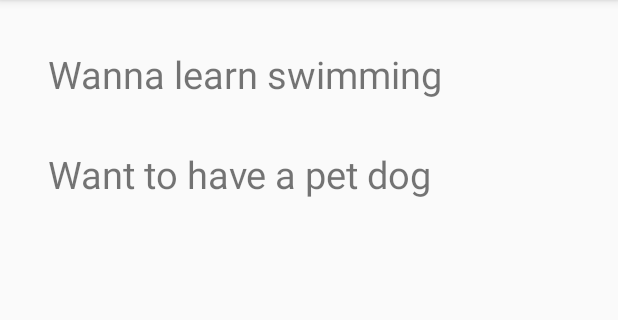
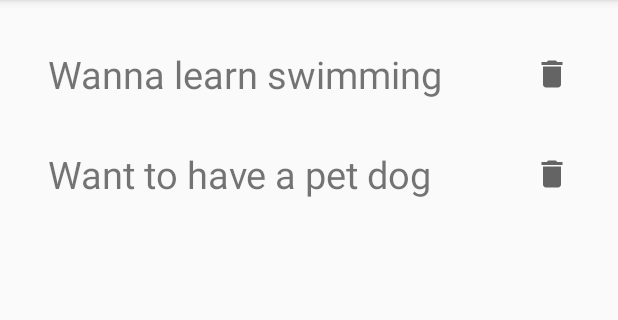
Before and after one commit to Daak-Knights/DroidCore, an Android app: the screen it shows after launch (MainActivity), on a phone screen of 412 x 824 dp, the part 84-404 px from its top. Run offline under Robolectric (Android 15) with nearby library versions, the phone set to English and light mode, and no system bars; our stand-ins replace Room's generated code.

Commit message:
Room : basic delete functionality from DB added and also updated gradle and coroutine versions

```diff
--- a/Room/app/src/main/java/com/daakknights/room/DreamAdapter.kt
+++ b/Room/app/src/main/java/com/daakknights/room/DreamAdapter.kt
@@ -3,15 +3,17 @@ package com.daakknights.room
 import android.view.LayoutInflater
 import android.view.View
 import android.view.ViewGroup
+import android.widget.ImageView
 import android.widget.TextView
 import androidx.recyclerview.widget.DiffUtil
 import androidx.recyclerview.widget.ListAdapter
 import androidx.recyclerview.widget.RecyclerView
 
-class DreamListAdapter : ListAdapter<Dream, DreamListAdapter.DreamViewHolder>(DreamComparator()) {
-
+class DreamListAdapter(onItemClick: OnItemClick) :
+    ListAdapter<Dream, DreamListAdapter.DreamViewHolder>(DreamComparator()) {
+    private val mOnItemClick: OnItemClick = onItemClick
     override fun onCreateViewHolder(parent: ViewGroup, viewType: Int): DreamViewHolder {
-        return DreamViewHolder.create(parent)
+        return DreamViewHolder.create(parent, mOnItemClick)
     }
 
     override fun onBindViewHolder(holder: DreamViewHolder, position: Int) {
@@ -19,18 +21,21 @@ class DreamListAdapter : ListAdapter<Dream, DreamListAdapter.DreamViewHolder>(Dr
         holder.bind(current.dream)
     }
 
-    class DreamViewHolder(itemView: View) : RecyclerView.ViewHolder(itemView) {
+    class DreamViewHolder(itemView: View, private val onItemClick: OnItemClick) :
+        RecyclerView.ViewHolder(itemView) {
         private val dreamItemView: TextView = itemView.findViewById(R.id.tvDream)
-
+        private val deleteDream: ImageView = itemView.findViewById(R.id.ivDreamDelete)
         fun bind(text: String?) {
             dreamItemView.text = text
+            deleteDream.setOnClickListener { onItemClick.onDeleteClick((adapterPosition)) }
+
         }
 
         companion object {
-            fun create(parent: ViewGroup): DreamViewHolder {
+            fun create(parent: ViewGroup, onItemClick: OnItemClick): DreamViewHolder {
                 val view: View = LayoutInflater.from(parent.context)
                     .inflate(R.layout.dreams_recycler_view_item, parent, false)
-                return DreamViewHolder(view)
+                return DreamViewHolder(view,onItemClick)
             }
         }
     }
@@ -44,4 +49,8 @@ class DreamListAdapter : ListAdapter<Dream, DreamListAdapter.DreamViewHolder>(Dr
             return oldItem.dream == newItem.dream
         }
     }
+
+    interface OnItemClick {
+        fun onDeleteClick(positionToDelete: Int)
+    }
 }
--- a/Room/app/src/main/java/com/daakknights/room/DreamDao.kt
+++ b/Room/app/src/main/java/com/daakknights/room/DreamDao.kt
@@ -1,9 +1,6 @@
 package com.daakknights.room
 
-import androidx.room.Dao
-import androidx.room.Insert
-import androidx.room.OnConflictStrategy
-import androidx.room.Query
+import androidx.room.*
 import kotlinx.coroutines.flow.Flow
 
 @Dao
@@ -16,4 +13,7 @@ interface DreamDao {
 
     @Query("DELETE FROM bucket_list_table")
     suspend fun deleteAll()
+
+    @Delete()
+    suspend fun delete(dream: Dream)
 }
--- a/Room/app/src/main/java/com/daakknights/room/DreamRepository.kt
+++ b/Room/app/src/main/java/com/daakknights/room/DreamRepository.kt
@@ -10,4 +10,9 @@ class DreamRepository(private val dreamDao: DreamDao) {
     suspend fun insert(dream: Dream) {
         dreamDao.insert(dream)
     }
+
+    @WorkerThread
+    suspend fun delete(dream: Dream) {
+        dreamDao.delete(dream)
+    }
 }
--- a/Room/app/src/main/java/com/daakknights/room/DreamViewModel.kt
+++ b/Room/app/src/main/java/com/daakknights/room/DreamViewModel.kt
@@ -11,6 +11,9 @@ class DreamViewModel(private val repository: DreamRepository) : ViewModel() {
     fun insert(dream: Dream) = viewModelScope.launch {
         repository.insert(dream)
     }
+    fun delete(dream: Dream) = viewModelScope.launch {
+        repository.delete(dream)
+    }
 }
 
 class DreamViewModelFactory(private val repository: DreamRepository) : ViewModelProvider.Factory {
--- a/Room/app/src/main/java/com/daakknights/room/MainActivity.kt
+++ b/Room/app/src/main/java/com/daakknights/room/MainActivity.kt
@@ -10,12 +10,13 @@ import androidx.recyclerview.widget.LinearLayoutManager
 import androidx.recyclerview.widget.RecyclerView
 import com.google.android.material.floatingactionbutton.FloatingActionButton
 
-class MainActivity : AppCompatActivity() {
+class MainActivity : AppCompatActivity(), DreamListAdapter.OnItemClick {
+    val adapter: DreamListAdapter = DreamListAdapter(this)
     override fun onCreate(savedInstanceState: Bundle?) {
+
         super.onCreate(savedInstanceState)
         setContentView(R.layout.activity_main)
         val recyclerView = findViewById<RecyclerView>(R.id.recyclerview)
-        val adapter = DreamListAdapter()
         recyclerView.adapter = adapter
         recyclerView.layoutManager = LinearLayoutManager(this)
         dreamViewModel.allDreams.observe(this, { dreams ->
@@ -49,4 +50,10 @@ class MainActivity : AppCompatActivity() {
             ).show()
         }
     }
+
+    override fun onDeleteClick(positionToDelete: Int) {
+        dreamViewModel.delete(adapter.currentList[positionToDelete])
+    }
+
+
 }
--- /dev/null
+++ b/Room/app/src/main/res/drawable/delete.xml
@@ -0,0 +1,10 @@
+<vector xmlns:android="http://schemas.android.com/apk/res/android"
+    android:width="24dp"
+    android:height="24dp"
+    android:viewportWidth="24"
+    android:viewportHeight="24"
+    android:tint="?attr/colorControlNormal">
+  <path
+      android:fillColor="@android:color/white"
+      android:pathData="M6,19c0,1.1 0.9,2 2,2h8c1.1,0 2,-0.9 2,-2V7H6v12zM19,4h-3.5l-1,-1h-5l-1,1H5v2h14V4z"/>
+</vector>
--- a/Room/app/src/main/res/layout/dreams_recycler_view_item.xml
+++ b/Room/app/src/main/res/layout/dreams_recycler_view_item.xml
@@ -3,13 +3,24 @@
     xmlns:tools="http://schemas.android.com/tools"
     android:layout_width="match_parent"
     android:layout_height="wrap_content"
-    android:orientation="vertical">
+    android:orientation="horizontal">
 
     <TextView
         android:id="@+id/tvDream"
         android:layout_width="match_parent"
         android:layout_height="wrap_content"
+        android:layout_weight="1"
+        android:padding="16dp"
         android:textSize="25sp"
+        tools:text="Dream" />
+
+    <ImageView
+        android:id="@+id/ivDreamDelete"
+        android:layout_width="wrap_content"
+        android:layout_height="wrap_content"
+        android:layout_gravity="center"
         android:padding="16dp"
+        android:src="@drawable/delete"
+        android:textSize="25sp"
         tools:text="Dream" />
 </LinearLayout>
--- a/Room/build.gradle
+++ b/Room/build.gradle
@@ -6,7 +6,7 @@ buildscript {
         jcenter()
     }
     dependencies {
-        classpath "com.android.tools.build:gradle:4.1.3"
+        classpath 'com.android.tools.build:gradle:4.2.0'
         classpath "org.jetbrains.kotlin:kotlin-gradle-plugin:$kotlin_version"
 
         // NOTE: Do not place your application dependencies here; they belong
@@ -29,7 +29,7 @@ ext {
     appCompatVersion = '1.2.0'
     constraintLayoutVersion = '2.0.4'
     coreTestingVersion = '2.1.0'
-    coroutines = '1.3.9'
+    coroutines = '1.4.3'
     lifecycleVersion = '2.3.1'
     materialVersion = '1.3.0'
     roomVersion = '2.3.0'
```
Also changed, not shown: Room/gradle/wrapper/gradle-wrapper.properties.
